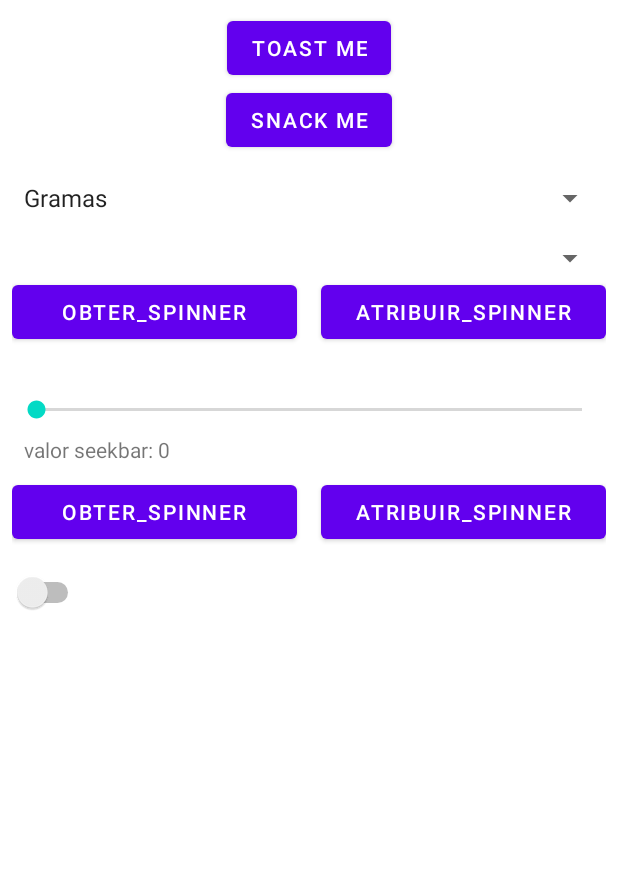
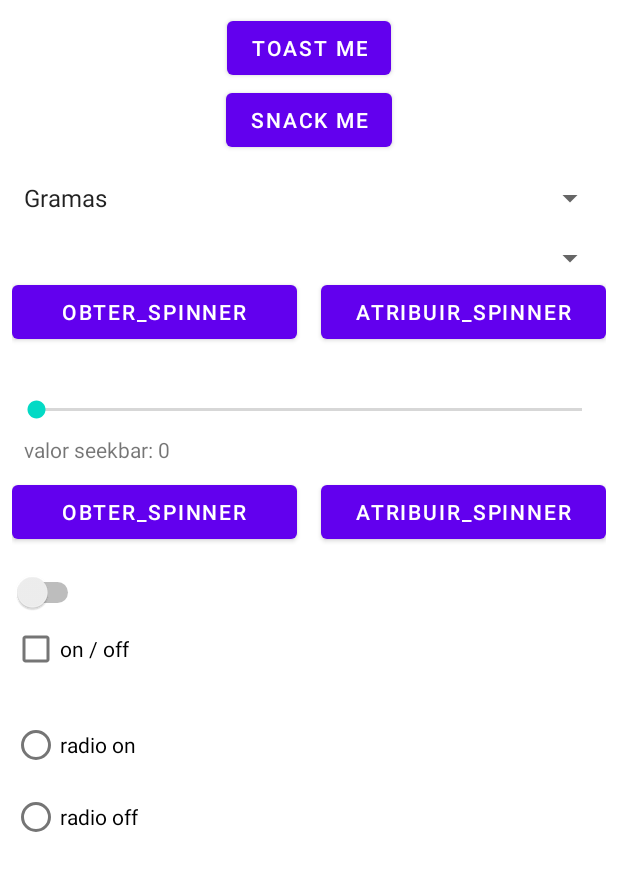
Before and after one commit to LucasBorges-91/ElementosCursoKotlin, an Android app: the layout activity_main.xml on its own in the app's theme, with its tools: preview values and no code run, on a phone screen of 412 x 824 dp. Shown: the top 871 px of the screen. Run offline under Robolectric (Android 15) with nearby library versions, the phone set to English and light mode, and no system bars.

Commit message:
radio group

```diff
--- a/app/src/main/java/br/com/borges/lucas/elementsapplication/MainActivity.kt
+++ b/app/src/main/java/br/com/borges/lucas/elementsapplication/MainActivity.kt
@@ -76,6 +76,13 @@ class MainActivity : AppCompatActivity(), AdapterView.OnItemSelectedListener,
     }
 
     binding.switchButton.setOnCheckedChangeListener( this )
+
+    binding.checkButton.setOnCheckedChangeListener( this )
+
+    binding.radioOn.setOnCheckedChangeListener( this )
+
+    binding.radioOff.setOnCheckedChangeListener( this )
+
   }
 
   private fun loadSpinner() {
@@ -118,6 +125,19 @@ class MainActivity : AppCompatActivity(), AdapterView.OnItemSelectedListener,
 //        binding.switchButton.isChecked = true
         toast( "Switch: ${if (p1) "true" else "false"}")
       }
+
+      R.id.check_button -> {
+        toast( "CheckBox: ${if (p1) "true" else "false"}")
+//        binding.checkButton.isChecked = true
+      }
+
+      R.id.radio_on -> {
+        toast( "Radio on: ${if (p1) "true" else "false"}")
+      }
+
+      R.id.radio_off -> {
+        toast( "Radio off: ${if (p1) "true" else "false"}")
+      }
     }
   }
 }
--- a/app/src/main/res/layout/activity_main.xml
+++ b/app/src/main/res/layout/activity_main.xml
@@ -104,4 +104,29 @@
         android:layout_height="wrap_content"
         android:layout_marginTop="16dp"/>
 
+    <CheckBox
+        android:id="@+id/check_button"
+        android:layout_width="wrap_content"
+        android:layout_height="wrap_content"
+        android:checked="false"
+        android:text="on / off" />
+
+    <RadioGroup
+        android:layout_width="wrap_content"
+        android:layout_height="wrap_content"
+        android:layout_marginTop="16dp">
+
+        <RadioButton
+            android:id="@+id/radio_on"
+            android:layout_width="wrap_content"
+            android:layout_height="wrap_content"
+            android:text="radio on" />
+
+        <RadioButton
+            android:id="@+id/radio_off"
+            android:layout_width="wrap_content"
+            android:layout_height="wrap_content"
+            android:text="radio off" />
+    </RadioGroup>
+
 </LinearLayout>
```
